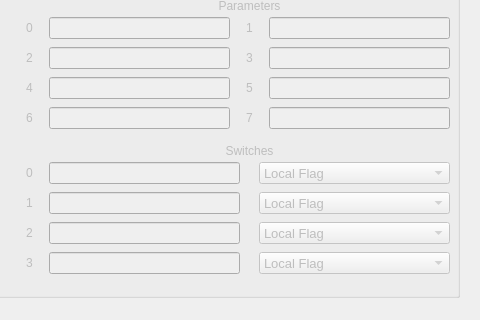
Before: the Qt Designer form Ui/ui_form.ui in Owen-Splat/LAS-Level-Editor, drawn with Qt 5; both pictures show x 320 to 800 and y 280 to 600 of the 800 by 600 pixel window.
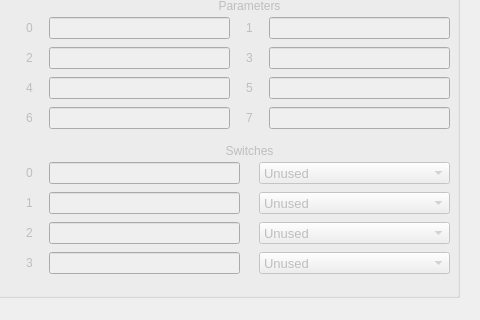
After: the same form once the commit is applied.

Patch:
```diff
--- a/Ui/ui_form.ui
+++ b/Ui/ui_form.ui
@@ -823,6 +823,9 @@
        <pointsize>10</pointsize>
       </font>
      </property>
+     <property name="currentIndex">
+      <number>4</number>
+     </property>
      <item>
       <property name="text">
        <string>Local Flag</string>
@@ -1124,6 +1127,9 @@
        <pointsize>10</pointsize>
       </font>
      </property>
+     <property name="currentIndex">
+      <number>4</number>
+     </property>
      <item>
       <property name="text">
        <string>Local Flag</string>
@@ -1233,6 +1239,9 @@
        <pointsize>10</pointsize>
       </font>
      </property>
+     <property name="currentIndex">
+      <number>4</number>
+     </property>
      <item>
       <property name="text">
        <string>Local Flag</string>
@@ -1294,6 +1303,9 @@
        <pointsize>10</pointsize>
       </font>
      </property>
+     <property name="currentIndex">
+      <number>4</number>
+     </property>
      <item>
       <property name="text">
        <string>Local Flag</string>
```
